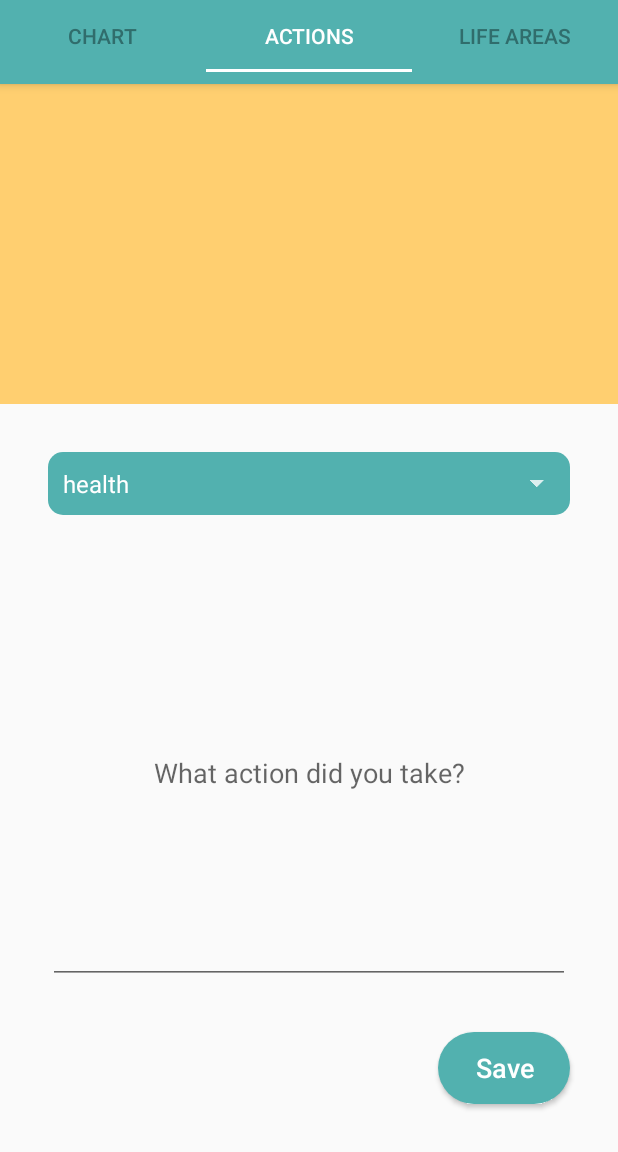
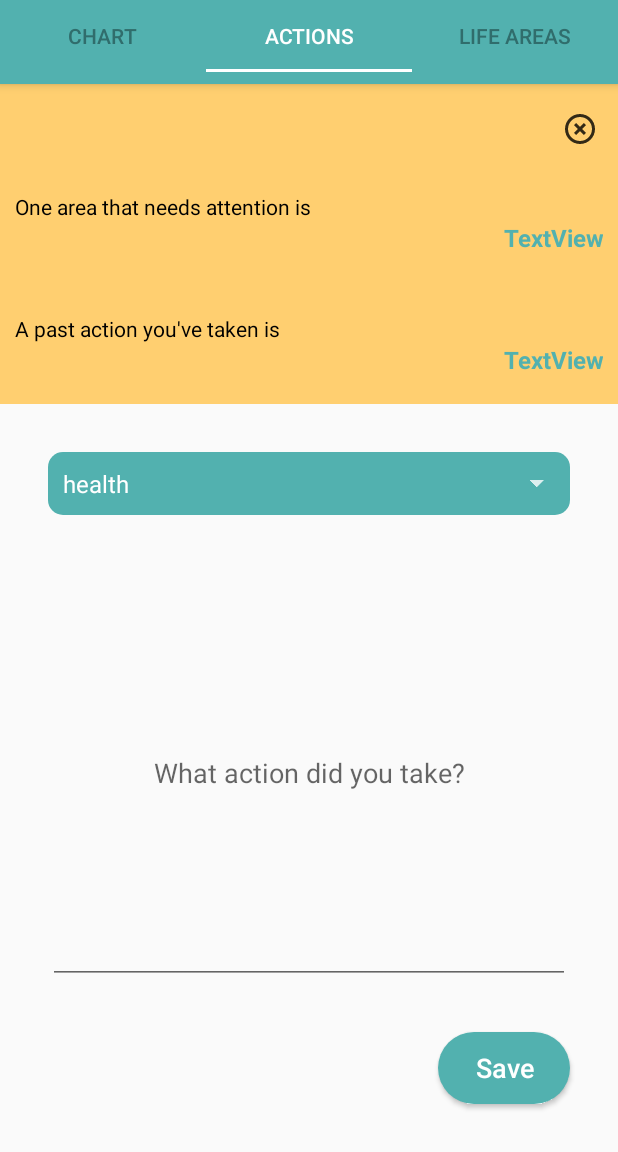
Before and after one commit to TaraPhelan/Assign5, an Android app: the screen it shows after launch (MainActivity), tab 2 chosen, on a phone screen of 412 x 824 dp, the part 84-1236 px from its top. Run offline under Robolectric (Android 15) with nearby library versions, the phone set to English and light mode, and no system bars; our stand-ins replace Firebase (no records; nobody signed in at launch, a user with empty details on screens opened directly); libraries missing offline, so code that uses them is left out: com.github.mikephil.charting; 12 statements that could not run were skipped.

Commit message:
Set up a Linear Layout to hold suggestions

```diff
--- a/app/src/main/java/com/example/sdaassign52021taraphelan/Actions.java
+++ b/app/src/main/java/com/example/sdaassign52021taraphelan/Actions.java
@@ -4,6 +4,7 @@ import android.content.Context;
 import android.content.SharedPreferences;
 import android.graphics.Color;
 import android.os.Bundle;
+import android.text.Layout;
 import android.util.Log;
 import android.view.LayoutInflater;
 import android.view.View;
@@ -12,11 +13,13 @@ import android.widget.AdapterView;
 import android.widget.ArrayAdapter;
 import android.widget.Button;
 import android.widget.EditText;
+import android.widget.LinearLayout;
 import android.widget.Spinner;
 import android.widget.TextView;
 import android.widget.Toast;
 
 import androidx.annotation.NonNull;
+import androidx.constraintlayout.widget.ConstraintSet;
 import androidx.fragment.app.Fragment;
 
 import com.google.android.gms.tasks.OnCompleteListener;
@@ -32,6 +35,8 @@ import java.util.ArrayList;
 import java.util.HashMap;
 import java.util.List;
 import java.util.Map;
+
+import static android.view.View.GONE;
 
 //TODO: Tidy this and add comments and styling
 
@@ -77,6 +82,16 @@ public class Actions extends Fragment implements AdapterView.OnItemSelectedListe
         spinner = root.findViewById(R.id.spinner);
         // TODO: change ids in all layouts
         Button save = root.findViewById(R.id.saveAction);
+        Button suggestionButton = root.findViewById(R.id.suggestionButton);
+        final LinearLayout suggestionLayout = root.findViewById(R.id.suggestionLayout);
+
+        suggestionButton.setOnClickListener(new View.OnClickListener() {
+            @Override
+            public void onClick(View view) {
+                suggestionLayout.setVisibility(GONE);
+            }
+        });
+
         save.setOnClickListener(new View.OnClickListener() {
             @Override
             public void onClick(View view) {
@@ -102,15 +117,14 @@ public class Actions extends Fragment implements AdapterView.OnItemSelectedListe
                                         long newCollectionSize = (Long.parseLong(String.valueOf(doc.get("numberOfDocuments")))) + 1;
                                         newCollectionSizeInt = (int) newCollectionSize;
 
-                                                    //((long) doc.get("numberOfDocuments")) + 1;
-
+                                        //((long) doc.get("numberOfDocuments")) + 1;
 
 
                                         FirebaseFirestore.getInstance().collection(actionedLifeArea)
                                                 .document("collectionSize").update("numberOfDocuments", newCollectionSize);
                                         //Log.d ("Document", String.valueOf(doc.getData()));
                                     } else {
-                                    Log.i(TAG, "else clause. " + String.valueOf(doc.get("numberOfDocuments")));
+                                        Log.i(TAG, "else clause. " + String.valueOf(doc.get("numberOfDocuments")));
 
                                         Map<String, Object> collectionSizeData = new HashMap<>();
                                         collectionSizeData.put(getString(R.string.number_of_documents), "1");
--- /dev/null
+++ b/app/src/main/res/drawable/suggestion_button_style.xml
@@ -0,0 +1,12 @@
+<?xml version="1.0" encoding="utf-8"?>
+
+<selector xmlns:android="http://schemas.android.com/apk/res/android">
+    <item>
+        <layer-list>
+            <item>
+                <bitmap android:gravity="center" android:src="@drawable/x_button"/>
+            </item>
+        </layer-list>
+    </item>
+
+</selector>
--- a/app/src/main/res/layout/fragment_actions.xml
+++ b/app/src/main/res/layout/fragment_actions.xml
@@ -7,16 +7,73 @@
     tools:context=".Actions"
     android:orientation="vertical">
 
-    <TextView
-        android:id="@+id/suggestionTextView"
+    <LinearLayout
+        android:id="@+id/suggestionLayout"
         android:layout_width="0dp"
         android:layout_height="0dp"
         android:background="@color/colorAccent"
+        android:orientation="vertical"
         app:layout_constraintEnd_toEndOf="parent"
         app:layout_constraintHeight_default="percent"
         app:layout_constraintHeight_percent="0.3"
         app:layout_constraintStart_toStartOf="parent"
-        app:layout_constraintTop_toTopOf="parent" />
+        app:layout_constraintTop_toTopOf="parent">
+
+        <Button
+            android:id="@+id/suggestionButton"
+            android:layout_width="50dp"
+            android:layout_height="0dp"
+            android:layout_weight="1"
+            android:layout_marginTop="10dp"
+            android:layout_gravity="right"
+            android:background="@drawable/suggestion_button_style" />
+
+        <TextView
+            android:id="@+id/suggestionLine1"
+            android:layout_width="match_parent"
+            android:layout_height="0dp"
+            android:layout_weight="1"
+            android:paddingLeft="10dp"
+            android:textSize="14sp"
+            android:gravity="bottom|start"
+            android:text="@string/suggestion_line_1"
+            android:textColor="@android:color/black" />
+
+        <TextView
+            android:id="@+id/suggestionLine2"
+            android:layout_width="match_parent"
+            android:layout_height="0dp"
+            android:layout_weight="1"
+            android:paddingRight="10dp"
+            android:text="TextView"
+            android:textStyle="bold"
+            android:textSize="16sp"
+            android:gravity="top|end"
+            android:textColor="@color/colorPrimary" />
+
+        <TextView
+            android:id="@+id/suggestionLine3"
+            android:layout_width="match_parent"
+            android:layout_height="0dp"
+            android:layout_weight="1"
+            android:paddingLeft="10dp"
+            android:textSize="14sp"
+            android:gravity="bottom|start"
+            android:text="@string/suggestion_line_2"
+            android:textColor="@android:color/black" />
+
+        <TextView
+            android:id="@+id/suggestionLine4"
+            android:layout_width="match_parent"
+            android:layout_height="0dp"
+            android:layout_weight="1"
+            android:paddingRight="10dp"
+            android:text="TextView"
+            android:textStyle="bold"
+            android:textSize="16sp"
+            android:gravity="top|end"
+            android:textColor="@color/colorPrimary" />
+    </LinearLayout>
 
     <Spinner
         android:id="@+id/spinner"
@@ -29,7 +86,7 @@
         app:layout_constraintEnd_toEndOf="parent"
         app:layout_constraintHorizontal_bias="0.498"
         app:layout_constraintStart_toStartOf="parent"
-        app:layout_constraintTop_toBottomOf="@+id/suggestionTextView" />
+        app:layout_constraintTop_toBottomOf="@+id/suggestionLayout" />
 
     <MultiAutoCompleteTextView
         android:id="@+id/actionSummary"
--- a/app/src/main/res/values/strings.xml
+++ b/app/src/main/res/values/strings.xml
@@ -17,6 +17,8 @@
     <string name="restore_defaults">Restore Defaults</string>
     <string name="save">Save</string>
     <string name="success_message">Your action has been saved!</string>
+    <string name="suggestion_line_1">One area that needs attention is</string>
+    <string name="suggestion_line_2">A past action you\'ve taken is</string>
     <string name="view_chart">View Chart</string>
     <string name="your_life_areas">Your Life Areas</string>
 </resources>
```
Also changed, not shown: app/src/main/res/drawable-hdpi/x_button.png (added), app/src/main/res/drawable-mdpi/x_button.png (added), app/src/main/res/drawable-xhdpi/x_button.png (added), app/src/main/res/drawable-xxhdpi/x_button.png (added).
